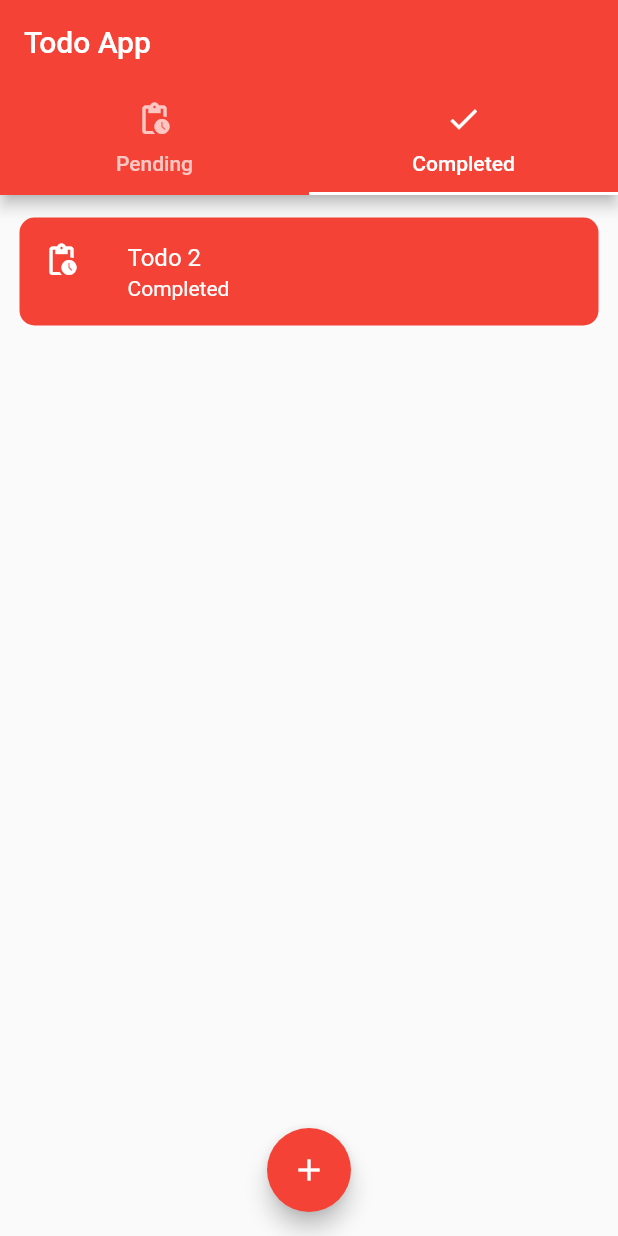
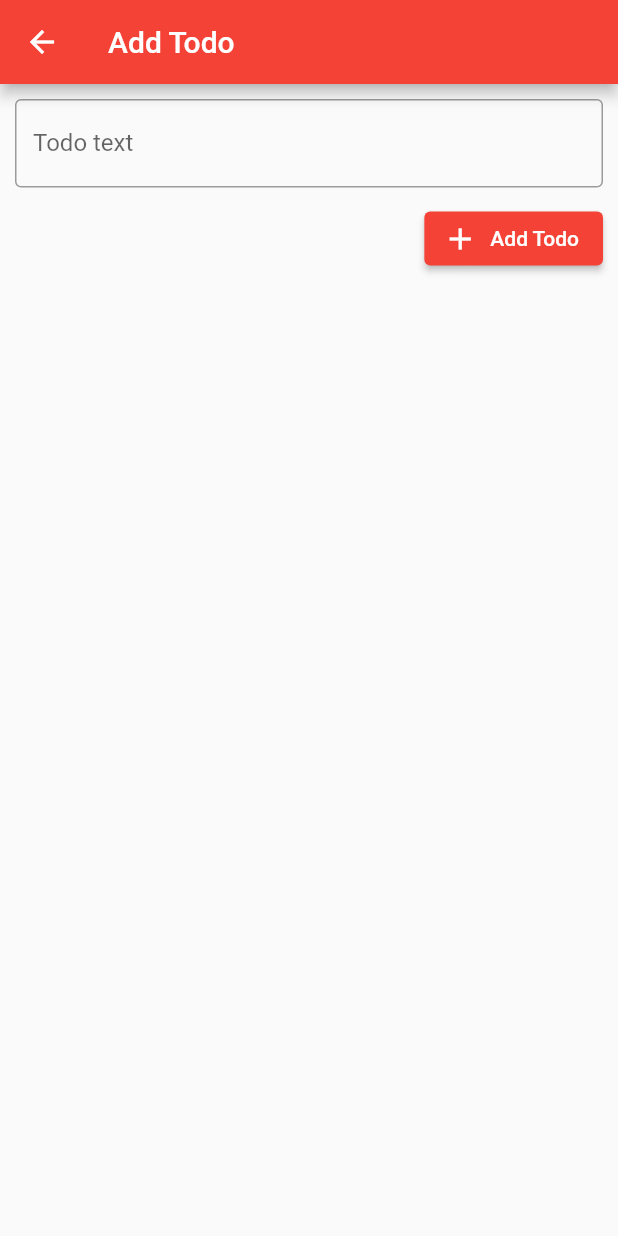
Before and after one commit to abdulhaseeb06/flutter-todo-app, a Flutter app: the screen it shows after launch, tab 2 chosen, after a tap on the "add" icon, on a phone screen of 412 x 824 dp. Run offline on Flutter 3.47's test engine with Material 2 defaults, Android fonts, the phone set to English and light mode, and no system bars.

Commit message:
Completeing UI of Add Todo Screen

```diff
--- a/lib/main.dart
+++ b/lib/main.dart
@@ -1,5 +1,6 @@
 import 'package:flutter/material.dart';
 import 'package:flutter_todo_app/providers/todo_list.dart';
+import 'package:flutter_todo_app/screens/add_todo_screen.dart';
 import 'package:flutter_todo_app/screens/main_screen.dart';
 import 'package:provider/provider.dart';
 
@@ -30,6 +31,9 @@ void main() {
             ),
           ),
         ),
+        routes: {
+          AddTodoScreen.routeName: (ctx) => AddTodoScreen(),
+        },
       ),
     ),
   );
--- /dev/null
+++ b/lib/screens/add_todo_screen.dart
@@ -0,0 +1,58 @@
+import 'package:flutter/material.dart';
+
+class AddTodoScreen extends StatefulWidget {
+  static const routeName = '/add-todo';
+  @override
+  _AddTodoScreenState createState() => _AddTodoScreenState();
+}
+
+class _AddTodoScreenState extends State<AddTodoScreen> {
+  final _textController = TextEditingController();
+  bool _valid = true;
+  void addTodo() {
+    if (_textController.text.isNotEmpty) {
+      Navigator.of(context).pop();
+    } else {
+      setState(() {
+        _valid = false;
+      });
+    }
+  }
+
+  @override
+  Widget build(BuildContext context) {
+    return Scaffold(
+      appBar: AppBar(
+        title: Text('Add Todo'),
+      ),
+      body: Container(
+        margin: const EdgeInsets.all(10),
+        child: Column(
+          crossAxisAlignment: CrossAxisAlignment.end,
+          children: [
+            TextField(
+              controller: _textController,
+              keyboardType: TextInputType.text,
+              decoration: InputDecoration(
+                hintText: 'Todo text',
+                labelText: 'Todo text',
+                errorText: !_valid ? 'Value Can\'t Be Empty' : null,
+                border: new OutlineInputBorder(
+                  borderSide: new BorderSide(color: Colors.red[400]),
+                ),
+              ),
+            ),
+            SizedBox(
+              height: 10,
+            ),
+            ElevatedButton.icon(
+              onPressed: addTodo,
+              icon: Icon(Icons.add),
+              label: Text('Add Todo'),
+            ),
+          ],
+        ),
+      ),
+    );
+  }
+}
--- a/lib/screens/main_screen.dart
+++ b/lib/screens/main_screen.dart
@@ -1,5 +1,6 @@
 import 'package:flutter/material.dart';
 import 'package:flutter_todo_app/models/todo.dart';
+import 'package:flutter_todo_app/screens/add_todo_screen.dart';
 import 'package:flutter_todo_app/widgets/todo_list.dart';
 
 class MainScreen extends StatelessWidget {
@@ -46,7 +47,9 @@ class MainScreen extends StatelessWidget {
         floatingActionButtonLocation: FloatingActionButtonLocation.centerFloat,
         floatingActionButton: FloatingActionButton(
           child: Icon(Icons.add),
-          onPressed: () {},
+          onPressed: () {
+            Navigator.pushNamed(context, AddTodoScreen.routeName);
+          },
         ),
       ),
     );
```
